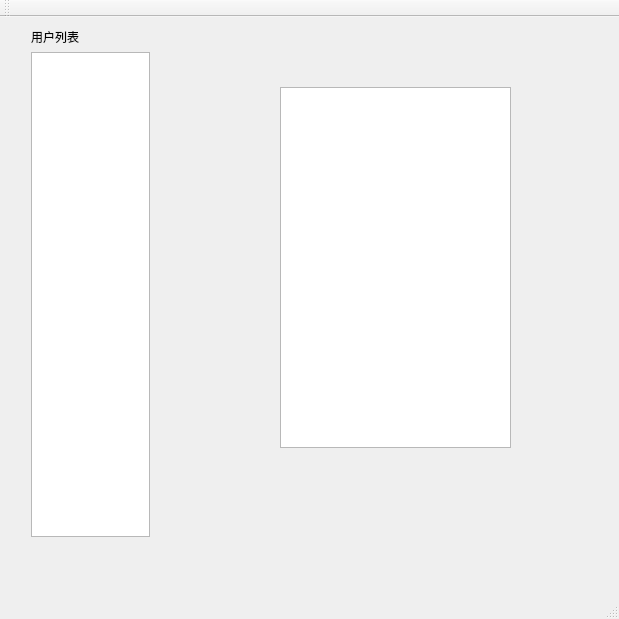
Above: Server/server.ui from DeutschThorben/Talking before the change. Below: the same form after it.
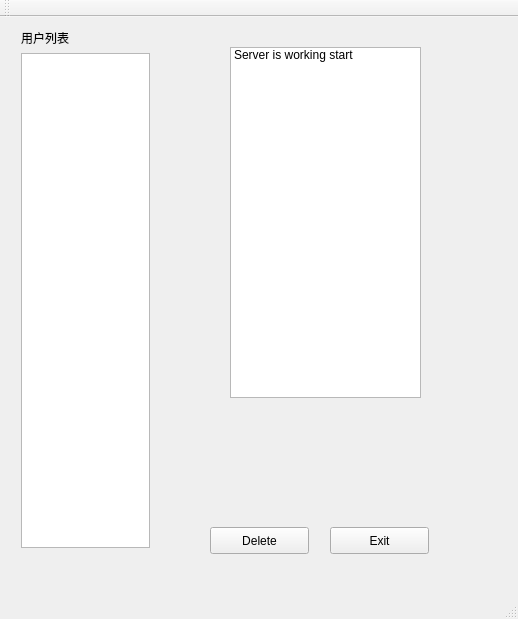
That is the form after the change.

```diff
--- a/Server/server.ui
+++ b/Server/server.ui
@@ -6,7 +6,7 @@
    <rect>
     <x>0</x>
     <y>0</y>
-    <width>619</width>
+    <width>518</width>
     <height>619</height>
    </rect>
   </property>
@@ -14,13 +14,54 @@
    <string>Server</string>
   </property>
   <widget class="QWidget" name="centralWidget">
+   <widget class="QListWidget" name="list_work">
+    <property name="geometry">
+     <rect>
+      <x>230</x>
+      <y>30</y>
+      <width>191</width>
+      <height>351</height>
+     </rect>
+    </property>
+    <item>
+     <property name="text">
+      <string>Server is working start</string>
+     </property>
+    </item>
+   </widget>
+   <widget class="QPushButton" name="btn_delete">
+    <property name="geometry">
+     <rect>
+      <x>210</x>
+      <y>510</y>
+      <width>99</width>
+      <height>27</height>
+     </rect>
+    </property>
+    <property name="text">
+     <string>Delete</string>
+    </property>
+   </widget>
+   <widget class="QPushButton" name="btn_exit">
+    <property name="geometry">
+     <rect>
+      <x>330</x>
+      <y>510</y>
+      <width>99</width>
+      <height>27</height>
+     </rect>
+    </property>
+    <property name="text">
+     <string>Exit</string>
+    </property>
+   </widget>
    <widget class="QWidget" name="layoutWidget">
     <property name="geometry">
      <rect>
-      <x>20</x>
-      <y>0</y>
-      <width>141</width>
-      <height>531</height>
+      <x>10</x>
+      <y>1</y>
+      <width>151</width>
+      <height>541</height>
      </rect>
     </property>
     <layout class="QVBoxLayout" name="verticalLayout">
@@ -32,20 +73,10 @@
       </widget>
      </item>
      <item>
-      <widget class="QTextBrowser" name="m_userList"/>
+      <widget class="QListWidget" name="list_user"/>
      </item>
     </layout>
    </widget>
-   <widget class="QTextEdit" name="textEdit_work">
-    <property name="geometry">
-     <rect>
-      <x>280</x>
-      <y>70</y>
-      <width>231</width>
-      <height>361</height>
-     </rect>
-    </property>
-   </widget>
   </widget>
   <widget class="QMenuBar" name="menuBar">
    <property name="geometry">
```
Left out of the diff: 2 changed lines with no effect on the pictures.
